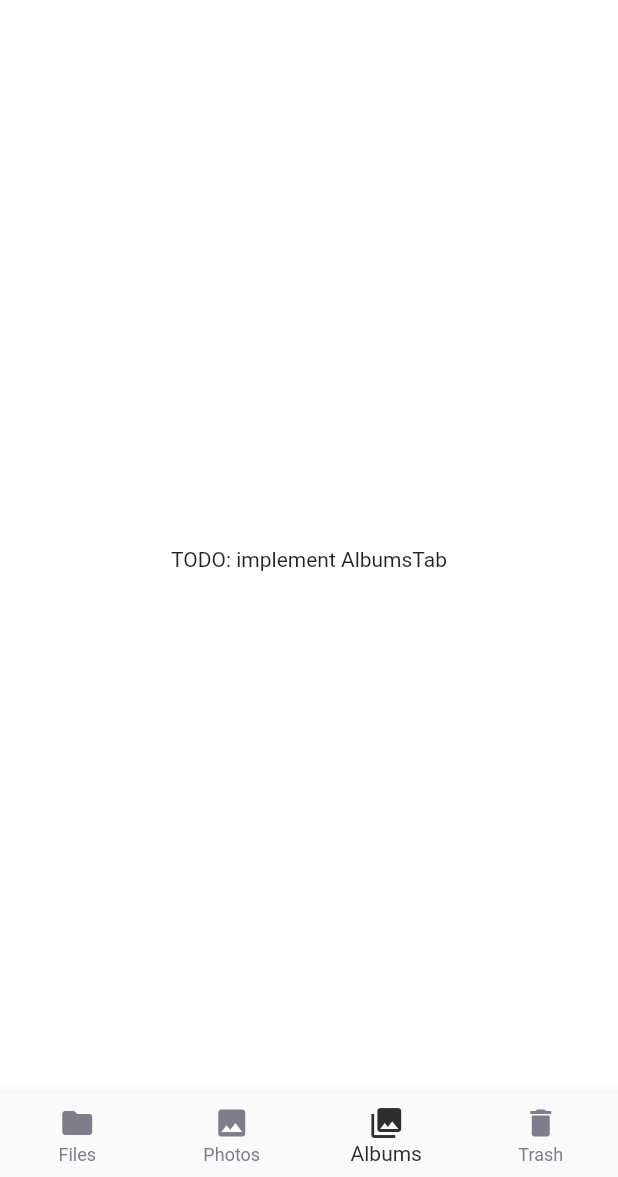
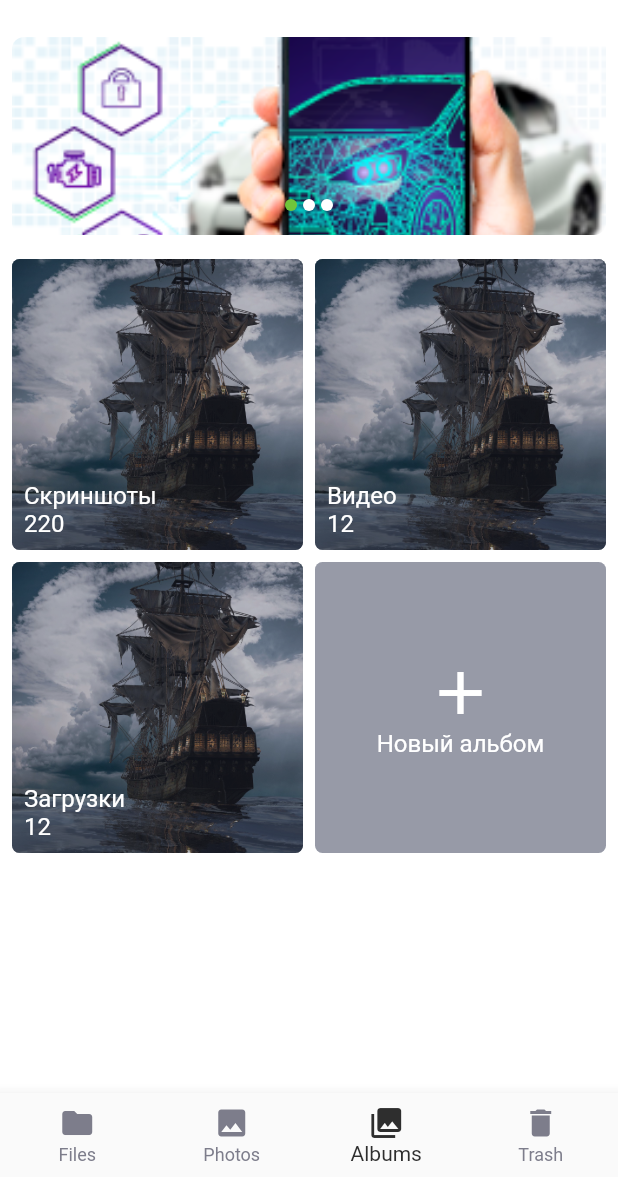
Before and after one commit to sultanmyrza/megacloud, a Flutter app: the screen it shows after launch, item 3 of the bottom bar chosen, on a phone screen of 412 x 824 dp, the part 59-1236 px from its top. Run offline on Flutter 3.47's test engine with Material 2 defaults, Android fonts, the phone set to English and light mode, and no system bars; drawn by our look-alikes of carousel_slider; our stand-ins replace easy_localization, flutter_countdown_timer, flutter_svg, pin_code_fields, toggle_switch.

Commit message:
finish album tab ui (view mode only)

```diff
--- a/assets/translations/ky-KG.json
+++ b/assets/translations/ky-KG.json
@@ -11,5 +11,6 @@
     "time_over": " Коддун мөөнөтү бүттү",
     "code_remain": "Код иштейт {} минут {} сек",
     "back": "артка кайрыл",
-    "no_files_yet": "азырынча файлдар жок"
+    "no_files_yet": "азырынча файлдар жок",
+    "create_album": "Жаңы альбом"
 }
--- a/assets/translations/ru-KG.json
+++ b/assets/translations/ru-KG.json
@@ -11,5 +11,6 @@
   "time_over": " Время действия кода истекло",
   "code_remain": "Код действует {} минут {} секунд",
   "back": "Назад",
-  "no_files_yet": "файлов пока нет"
+  "no_files_yet": "файлов пока нет",
+  "create_album": "Новый альбом"
 }
--- /dev/null
+++ b/lib/models/mega_album.dart
@@ -0,0 +1,16 @@
+class MegaAlbum {
+  String title;
+  String thumbnailUrl;
+  int itemsCount;
+  DateTime created;
+  DateTime updated;
+
+  MegaAlbum({
+    required this.title,
+    required this.thumbnailUrl,
+    required this.itemsCount,
+    DateTime? created,
+    DateTime? updated,
+  })  : created = created ?? DateTime.now(),
+        updated = updated ?? DateTime.now();
+}
--- a/lib/pages/home_page/tabs/albums_tab.dart
+++ b/lib/pages/home_page/tabs/albums_tab.dart
@@ -1,4 +1,8 @@
 import 'package:flutter/material.dart';
+import 'package:easy_localization/easy_localization.dart';
+import 'package:megacloud/models/mega_album.dart';
+import 'package:megacloud/repositories/mega_files_repository.dart';
+import 'package:megacloud/shared_widgets/carousel_banner_ads.dart';
 
 class AlbumsTab extends StatefulWidget {
   const AlbumsTab({Key? key}) : super(key: key);
@@ -8,8 +12,176 @@ class AlbumsTab extends StatefulWidget {
 }
 
 class _AlbumsTabState extends State<AlbumsTab> {
+  bool _filesFetching = false;
+  String _filesFetchingError = "";
+  List<MegaAlbum> _files = [];
+
+  @override
+  void initState() {
+    super.initState();
+    _fetchAlbums();
+  }
+
   @override
   Widget build(BuildContext context) {
-    return const Center(child: Text("TODO: implement AlbumsTab"));
+    return Padding(
+      padding: const EdgeInsets.all(8.0),
+      child: CustomScrollView(
+        slivers: [
+          const SliverToBoxAdapter(child: CarouselBannerAds()),
+          const SliverToBoxAdapter(child: SizedBox(height: 8)),
+          _buildFetchingStatus(context),
+          const SliverToBoxAdapter(child: SizedBox(height: 8)),
+          _buildFilesGrid(context),
+        ],
+      ),
+    );
+  }
+
+  Future<void> _fetchAlbums() async {
+    setState(() {
+      _filesFetchingError = "";
+      _filesFetching = true;
+      _files = [];
+    });
+    try {
+      var result = await MegaFilesRepository.instance.fetchAlbums();
+      setState(() {
+        _filesFetchingError = "";
+        _filesFetching = false;
+        _files = result;
+      });
+    } on Exception catch (e) {
+      setState(() {
+        _filesFetchingError = e.toString();
+        _filesFetching = false;
+        _files = [];
+      });
+    }
+  }
+
+  Widget _buildFetchingStatus(BuildContext context) {
+    Widget? child;
+
+    if (_filesFetching) {
+      child = const Center(child: CircularProgressIndicator());
+    }
+
+    if (_filesFetchingError.isNotEmpty) {
+      child = Text(_filesFetchingError);
+    }
+
+    if (_files.isEmpty && !_filesFetching) {
+      child = Center(child: const Text("no_files_yet").tr());
+    }
+
+    return SliverToBoxAdapter(child: child);
+  }
+
+  Widget _buildFilesGrid(BuildContext context) {
+    // TODO: сделать общий FilesGrid который может показывать папки, файлы, фотки
+
+    if (_files.isEmpty) {
+      return const SliverToBoxAdapter(child: null);
+    }
+
+    return SliverGrid(
+      gridDelegate: const SliverGridDelegateWithFixedCrossAxisCount(
+        crossAxisCount: 2,
+        crossAxisSpacing: 8,
+        mainAxisSpacing: 8,
+      ),
+      delegate: SliverChildBuilderDelegate((BuildContext context, int index) {
+        if (index == _files.length) {
+          return _createAlbumButton(context);
+        }
+
+        var file = _files[index];
+
+        var albumThumbnail = Image.asset(
+          file.thumbnailUrl,
+          fit: BoxFit.cover,
+          height: double.infinity,
+        );
+
+        var albumShadow = Container(
+          decoration: const BoxDecoration(
+            color: Color(0x4c313851),
+          ),
+        );
+
+        var albumTextStyle = Theme.of(context)
+            .textTheme
+            .subtitle1!
+            .copyWith(color: Colors.white);
+
+        var albumText = Padding(
+          padding: const EdgeInsets.all(8.0),
+          child: Column(
+            crossAxisAlignment: CrossAxisAlignment.start,
+            mainAxisAlignment: MainAxisAlignment.end,
+            children: [
+              Text(file.title, style: albumTextStyle),
+              Text(file.itemsCount.toString(), style: albumTextStyle),
+            ],
+          ),
+        );
+
+        return Container(
+          clipBehavior: Clip.antiAlias,
+          decoration: BoxDecoration(
+            borderRadius: BorderRadius.circular(5),
+            color: const Color(0x4c313851),
+          ),
+          child: Stack(
+            children: [
+              albumThumbnail,
+              albumShadow,
+              albumText,
+            ],
+          ),
+        );
+      }, childCount: _files.length + 1),
+    );
+  }
+
+  Widget _createAlbumButton(BuildContext context) {
+    var albumShadow = Container(
+      decoration: const BoxDecoration(
+        color: Color(0x4c313851),
+      ),
+    );
+
+    var albumTextStyle = Theme.of(context).textTheme.subtitle1!.copyWith(
+          color: Colors.white,
+        );
+
+    var albumText = Column(
+      mainAxisAlignment: MainAxisAlignment.center,
+      crossAxisAlignment: CrossAxisAlignment.center,
+      children: [
+        const SizedBox(width: double.infinity), // растянет ширину Column
+        const Icon(Icons.add, color: Colors.white, size: 48),
+        Text("create_album", style: albumTextStyle).tr(),
+      ],
+    );
+
+    return GestureDetector(
+      onTap: () {
+        // TODO: implement create album function
+        const snackBar = SnackBar(content: Text('Еще не готово!'));
+        ScaffoldMessenger.of(context).showSnackBar(snackBar);
+      },
+      child: Container(
+        clipBehavior: Clip.antiAlias,
+        decoration: BoxDecoration(
+          borderRadius: BorderRadius.circular(5),
+          color: const Color(0x4c313851),
+        ),
+        child: Stack(
+          children: [albumShadow, albumText],
+        ),
+      ),
+    );
   }
 }
--- a/lib/repositories/mega_files_repository.dart
+++ b/lib/repositories/mega_files_repository.dart
@@ -1,6 +1,7 @@
 // it's singleton you can read https://stackoverflow.com/a/63129052/6133329
 import 'dart:math';
 
+import 'package:megacloud/models/mega_album.dart';
 import 'package:megacloud/models/mega_file_entry.dart';
 
 class MegaFilesRepository {
@@ -61,10 +62,32 @@ class MegaFilesRepository {
     return fileEntries.toList();
   }
 
-  // TODO: define album data interface
-  Future<List<dynamic>> fetchAlbums({
+  Future<List<MegaAlbum>> fetchAlbums({
     String userId = "some user id",
   }) async {
-    throw UnimplementedError();
+    // TODO: fetch from real service
+
+    await Future.delayed(const Duration(seconds: 1));
+
+    var assetPath = 'assets/images/sample_gallery_photos';
+    var dumbAlbums = [
+      MegaAlbum(
+        title: 'Скриншоты',
+        itemsCount: 220,
+        thumbnailUrl: '$assetPath/sample_gallery_photo_0.png',
+      ),
+      MegaAlbum(
+        title: 'Видео',
+        itemsCount: 12,
+        thumbnailUrl: '$assetPath/sample_gallery_photo_0.png',
+      ),
+      MegaAlbum(
+        title: 'Загрузки',
+        itemsCount: 12,
+        thumbnailUrl: '$assetPath/sample_gallery_photo_0.png',
+      ),
+    ];
+
+    return dumbAlbums;
   }
 }
```
